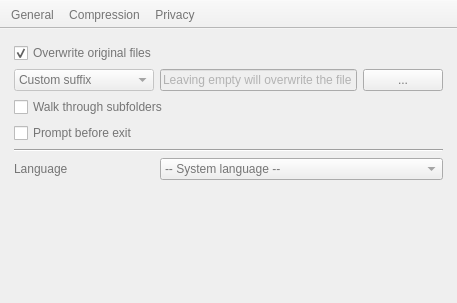
Before: the Qt Designer form preferencedialog.ui in Lymphatus/CaesiumPH, drawn with Qt 5.
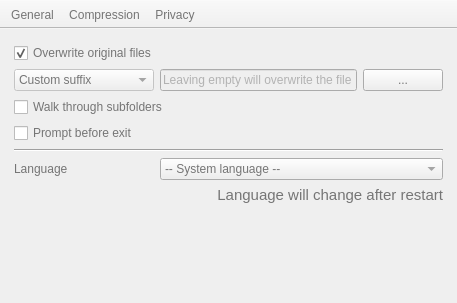
After: the same form once the commit is applied. Icons and pictures are not drawn.

Patch:
```diff
--- a/preferencedialog.ui
+++ b/preferencedialog.ui
@@ -99,6 +99,19 @@
               </property>
              </widget>
             </item>
+            <item row="7" column="1">
+             <spacer name="verticalSpacer">
+              <property name="orientation">
+               <enum>Qt::Vertical</enum>
+              </property>
+              <property name="sizeHint" stdset="0">
+               <size>
+                <width>20</width>
+                <height>40</height>
+               </size>
+              </property>
+             </spacer>
+            </item>
             <item row="0" column="0" colspan="2">
              <widget class="QCheckBox" name="overwriteOriginalCheckBox">
               <property name="text">
@@ -109,19 +122,6 @@
               </property>
              </widget>
             </item>
-            <item row="6" column="1">
-             <spacer name="verticalSpacer">
-              <property name="orientation">
-               <enum>Qt::Vertical</enum>
-              </property>
-              <property name="sizeHint" stdset="0">
-               <size>
-                <width>20</width>
-                <height>40</height>
-               </size>
-              </property>
-             </spacer>
-            </item>
             <item row="1" column="1">
              <widget class="QLineEdit" name="outputFileMethodLineEdit">
               <property name="enabled">
@@ -212,6 +212,21 @@
               </property>
              </widget>
             </item>
+            <item row="6" column="1" colspan="2">
+             <widget class="QLabel" name="languageWarningLabel">
+              <property name="font">
+               <font>
+                <pointsize>11</pointsize>
+               </font>
+              </property>
+              <property name="text">
+               <string>Language will change after restart</string>
+              </property>
+              <property name="alignment">
+               <set>Qt::AlignRight|Qt::AlignTrailing|Qt::AlignVCenter</set>
+              </property>
+             </widget>
+            </item>
            </layout>
           </item>
          </layout>
```
Left out of the diff: 84 changed lines with no effect on the pictures.
